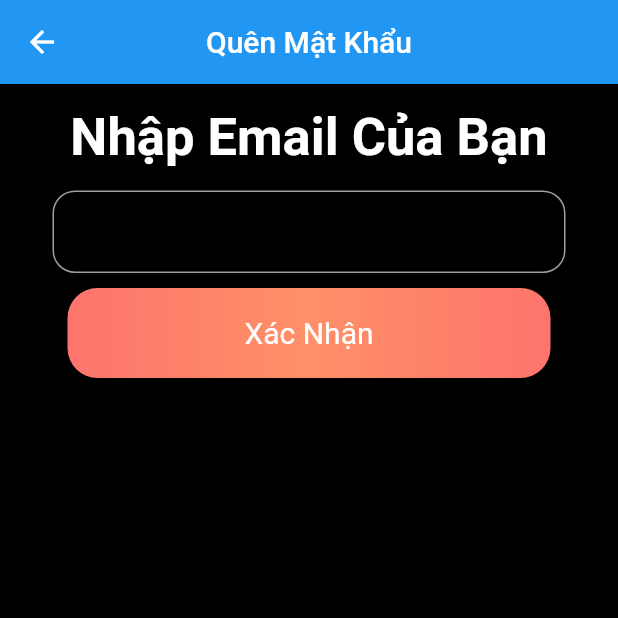
After one commit to thienviva/flutter_web_app_todo, a Flutter app: the screen it shows after launch, after a tap on "Đăng nhập", after a tap on "Quên mật khẩu", on a phone screen of 412 x 824 dp, the top half of it. The commit adds this screen. Run offline on Flutter 3.47's test engine with Material 2 defaults, Android fonts, the phone set to English and light mode, and no system bars; our stand-ins replace firebase_auth, firebase_core, flutter_secure_storage, flutter_svg, google_sign_in, otp_text_field; missing offline and left inert: flutter_facebook_login; accounts and stored records are empty; network calls fail.

Commit message:
Quên Mật Khẩu

```diff
--- a/lib/Service/Auth_Service.dart
+++ b/lib/Service/Auth_Service.dart
@@ -96,7 +96,7 @@ class AuthClass {
       String phoneNumber, BuildContext context, Function setData) async {
     PhoneVerificationCompleted verificationCompleted =
         (PhoneAuthCredential phoneAuthCredential) async {
-      showSnackBar(context, "Verification Completed");
+      showSnackBar(context, "Đã hoàn thành việc xác minh");
     };
     PhoneVerificationFailed verificationFailed =
         (FirebaseAuthException exception) {
@@ -104,13 +104,13 @@ class AuthClass {
     };
     PhoneCodeSent codeSent =
         (String verificationID, [int? forceResnedingtoken]) {
-      showSnackBar(context, "Verification Code sent on the phone number");
+      showSnackBar(context, "Mã xác minh được gửi đến số điện thoại của bạn");
       setData(verificationID);
     };
 
     PhoneCodeAutoRetrievalTimeout codeAutoRetrievalTimeout =
         (String verificationID) {
-      showSnackBar(context, "Time out");
+      showSnackBar(context, "Hết thời gian!");
     };
     try {
       await auth.verifyPhoneNumber(
@@ -139,7 +139,7 @@ class AuthClass {
           MaterialPageRoute(builder: (builder) => HomePage()),
           (route) => false);
 
-      showSnackBar(context, "logged In");
+      showSnackBar(context, "Bạn đã đăng nhập thành công bằng Số Điện Thoại");
     } catch (e) {
       showSnackBar(context, e.toString());
     }
@@ -149,4 +149,13 @@ class AuthClass {
     final snackBar = SnackBar(content: Text(text));
     ScaffoldMessenger.of(context).showSnackBar(snackBar);
   }
+
+  Future<bool> resetpassword(String email) async {
+    try {
+      await auth.sendPasswordResetEmail(email: email);
+      return true;
+    } catch (e) {
+      return false;
+    }
+  }
 }
--- /dev/null
+++ b/lib/pages/ForgotPasswordPage.dart
@@ -0,0 +1,147 @@
+import 'package:flutter/material.dart';
+import 'package:flutter_web_app_todo/Service/Auth_Service.dart';
+
+class ResetPassword extends StatefulWidget {
+  @override
+  _ResetPasswordState createState() => _ResetPasswordState();
+}
+
+class _ResetPasswordState extends State<ResetPassword> {
+  AuthClass auth = AuthClass();
+  String? email;
+  String msg = "";
+  final keys = GlobalKey<FormState>();
+  @override
+  Widget build(BuildContext context) {
+    return Scaffold(
+      appBar: AppBar(
+        title: Text("Quên Mật Khẩu"),
+        centerTitle: true,
+      ),
+      body: Center(
+          child: SingleChildScrollView(
+        child: Container(
+          height: MediaQuery.of(context).size.height,
+          width: MediaQuery.of(context).size.width,
+          color: Colors.black,
+          padding: EdgeInsets.all(15),
+          child: Form(
+            key: keys,
+            child: Column(
+              children: [
+                Text(
+                  "Nhập Email Của Bạn",
+                  style: TextStyle(
+                    fontSize: 35,
+                    color: Colors.white,
+                    fontWeight: FontWeight.bold,
+                  ),
+                ),
+                SizedBox(
+                  height: 15,
+                ),
+                Container(
+                  width: MediaQuery.of(context).size.width - 70,
+                  height: 55,
+                  child: TextFormField(
+                    style: TextStyle(
+                      fontSize: 17,
+                      color: Colors.white,
+                    ),
+                    keyboardType: TextInputType.emailAddress,
+                    onChanged: (e) => email = e,
+                    validator: (e) => e!.isEmpty ? "Bạn chưa nhập Email" : null,
+                    decoration: InputDecoration(
+                      hintText: "Nhập email của bạn",
+                      labelStyle: TextStyle(
+                        fontSize: 17,
+                        color: Colors.white,
+                      ),
+                      focusedBorder: OutlineInputBorder(
+                        borderRadius: BorderRadius.circular(15),
+                        borderSide: BorderSide(
+                          width: 1.5,
+                          color: Colors.amber,
+                        ),
+                      ),
+                      enabledBorder: OutlineInputBorder(
+                        borderRadius: BorderRadius.circular(15),
+                        borderSide: BorderSide(
+                          width: 1,
+                          color: Colors.grey,
+                        ),
+                      ),
+                    ),
+                  ),
+                ),
+                SizedBox(
+                  height: 10,
+                ),
+                InkWell(
+                  onTap: () async {
+                    if (keys.currentState!.validate()) {
+                      loading(context);
+                      bool send = await auth.resetpassword(email!);
+                      if (send) {
+                        msg =
+                            "Kiếm tra Hộp Thư Đến của Email để đặt lại mật khẩu!";
+                        Navigator.of(context).pop();
+                        setState(() {});
+                      } else {
+                        msg = "Email chưa chính xác! Hãy kiểm tra lại!";
+                        Navigator.of(context).pop();
+                        setState(() {});
+                      }
+                    }
+                  },
+                  child: Container(
+                    width: MediaQuery.of(context).size.width - 90,
+                    height: 60,
+                    decoration: BoxDecoration(
+                      borderRadius: BorderRadius.circular(20),
+                      gradient: LinearGradient(colors: [
+                        Color(0xfffd746c),
+                        Color(0xffff9068),
+                        Color(0xfffd746c)
+                      ]),
+                    ),
+                    child: Center(
+                      child: Text(
+                        "Xác Nhận",
+                        style: TextStyle(
+                          color: Colors.white,
+                          fontSize: 20,
+                        ),
+                      ),
+                    ),
+                  ),
+                ),
+                Text(
+                  msg,
+                  style: TextStyle(
+                    fontSize: 20,
+                    color: Colors.green,
+                    fontWeight: FontWeight.bold,
+                  ),
+                ),
+              ],
+            ),
+          ),
+        ),
+      )),
+    );
+  }
+
+  loading(context) => showDialog(
+      context: context,
+      barrierDismissible: false,
+      builder: (ctx) => Center(
+            child: Container(
+              width: 30,
+              height: 30,
+              child: CircularProgressIndicator(
+                valueColor: AlwaysStoppedAnimation<Color>(Colors.white),
+              ),
+            ),
+          ));
+}
--- a/lib/pages/SignInPage.dart
+++ b/lib/pages/SignInPage.dart
@@ -2,6 +2,8 @@ import 'package:flutter/material.dart';
 import 'package:flutter_svg/flutter_svg.dart';
 import 'package:firebase_auth/firebase_auth.dart' as firebase_auth;
 import 'package:flutter_web_app_todo/Service/Auth_Service.dart';
+import 'package:flutter_web_app_todo/pages/PhoneAuthPage.dart';
+import 'package:flutter_web_app_todo/pages/ForgotPasswordPage.dart';
 import 'HomePage.dart';
 import 'SignUpPage.dart';
 
@@ -42,13 +44,24 @@ class _SignInPageState extends State<SignInPage> {
                 height: 20,
               ),
               buttonItem("assets/google.svg", "Sử dụng tài khoản Google", 25,
-                  () {
-                authClass.googleSignIn(context);
+                  () async {
+                await authClass.googleSignIn(context);
               }),
               SizedBox(
                 height: 15,
               ),
-              buttonItem("assets/phone.svg", "Sử dụng Điện Thoại", 30, () {}),
+              buttonItem(
+                  "assets/facebook.svg", "Sử dụng tài khoản Facebook", 30,
+                  () async {
+                await authClass.fbSignIn(context);
+              }),
+              SizedBox(
+                height: 15,
+              ),
+              buttonItem("assets/phone.svg", "Sử dụng Số Điện Thoại", 30, () {
+                Navigator.push(context,
+                    MaterialPageRoute(builder: (builder) => PhoneAuthPage()));
+              }),
               SizedBox(
                 height: 15,
               ),
@@ -102,12 +115,18 @@ class _SignInPageState extends State<SignInPage> {
               SizedBox(
                 height: 10,
               ),
-              Text(
-                "Quên mật khẩu",
-                style: TextStyle(
-                  color: Colors.white,
-                  fontSize: 17,
-                  fontWeight: FontWeight.bold,
+              InkWell(
+                onTap: () {
+                  Navigator.push(context,
+                      MaterialPageRoute(builder: (builder) => ResetPassword()));
+                },
+                child: Text(
+                  "Quên mật khẩu",
+                  style: TextStyle(
+                    color: Colors.white,
+                    fontSize: 17,
+                    fontWeight: FontWeight.bold,
+                  ),
                 ),
               ),
             ],
```
